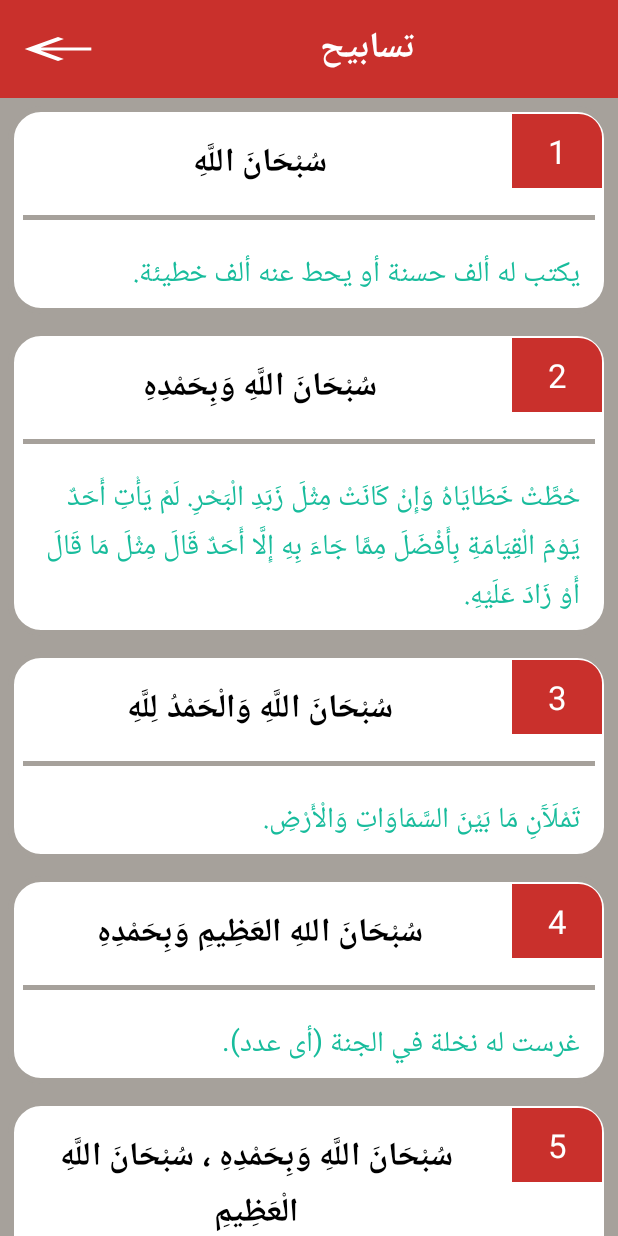
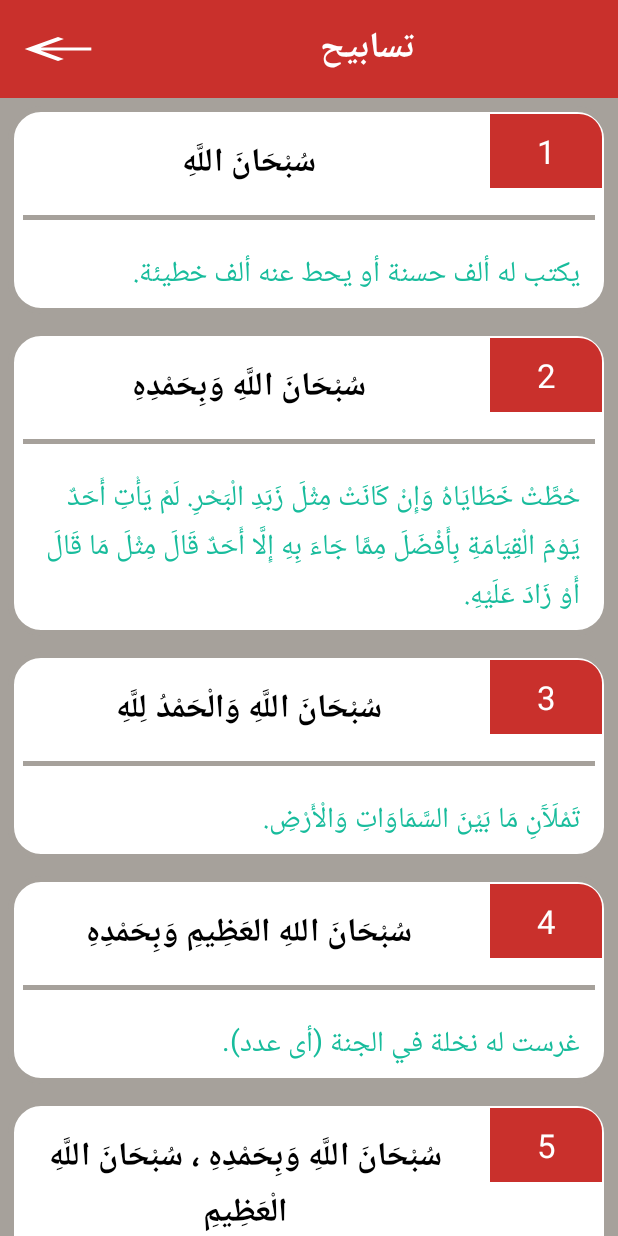
Before and after one commit to adelgahgouh/tasbih_app, an Android app: the List_tasbih screen opened directly, with no data from a screen before it, on a phone screen of 412 x 824 dp. Run offline under Robolectric (Android 15) with nearby library versions, the phone set to English and light mode, and no system bars.

Commit message:
update design ( rtl direction)

```diff
--- a/app/src/main/res/layout/activity_list_tasbih.xml
+++ b/app/src/main/res/layout/activity_list_tasbih.xml
@@ -5,6 +5,7 @@
     android:layout_width="match_parent"
     android:layout_height="match_parent"
     android:orientation="vertical"
+    tools:ignore="RtlCompat"
     tools:context=".List_tasbih">
     <LinearLayout
         android:background="@color/colorPrimaryDark"
@@ -24,6 +25,8 @@
         <TextView
             android:layout_weight="5"
             android:text="@string/list_tsbih"
+            android:gravity="center_horizontal"
+
             android:textAlignment="center"
             android:textStyle="bold"
             android:textSize="24sp"
--- a/app/src/main/res/layout/activity_select_item.xml
+++ b/app/src/main/res/layout/activity_select_item.xml
@@ -4,6 +4,7 @@
     xmlns:tools="http://schemas.android.com/tools"
     android:layout_width="match_parent"
     android:orientation="vertical"
+    tools:ignore="RtlCompat"
     android:layout_height="match_parent"
     tools:context=".select_item">
 <LinearLayout
@@ -15,6 +16,8 @@
         android:id="@+id/tv_title"
         android:text="@string/settings"
         android:textAlignment="center"
+        android:gravity="center_horizontal"
+
         android:textStyle="bold"
         android:textSize="24sp"
         android:textColor="@color/white"
--- a/app/src/main/res/layout/item_list_tasbih.xml
+++ b/app/src/main/res/layout/item_list_tasbih.xml
@@ -1,8 +1,9 @@
 <?xml version="1.0" encoding="utf-8"?>
-<LinearLayout
-    xmlns:android="http://schemas.android.com/apk/res/android"
+<LinearLayout xmlns:android="http://schemas.android.com/apk/res/android"
     android:layout_width="match_parent"
+    xmlns:tools="http://schemas.android.com/tools"
     android:background="@color/grey"
+    tools:ignore="RtlCompat"
     android:layout_height="wrap_content">
     <LinearLayout
         android:id="@+id/container_tasbih"
@@ -14,22 +15,12 @@
         <LinearLayout
             android:layout_width="match_parent"
             android:orientation="horizontal"
-            android:layoutDirection="rtl"
-            android:layout_height="wrap_content">
+            android:layout_height="match_parent">
+
             <TextView
-                android:background="@drawable/item_number"
-                android:padding="10dp"
-                android:gravity="center"
-                android:layout_width="60dp"
-                android:layout_margin="5dp"
-                android:textColor="@color/white"
-                android:textSize="22sp"
-                android:id="@+id/tv_item_number"
-                android:text="1"
-                android:layout_height="wrap_content"></TextView>
-            <TextView
+                android:layout_weight="4"
                 android:id="@+id/tv_item_title"
-                android:layout_width="match_parent"
+                android:layout_width="0dp"
                 android:paddingStart="10dp"
                 android:paddingEnd="10dp"
                 android:paddingTop="5dp"
@@ -39,6 +30,19 @@
                 android:textStyle="bold"
                 android:textAlignment="center"
                 android:text="@string/app_name"
+                android:layout_height="wrap_content"
+                android:gravity="center_horizontal"></TextView>
+            <TextView
+                android:layout_weight="1"
+                android:background="@drawable/item_number"
+                android:padding="10dp"
+                android:gravity="center"
+                android:layout_width="0dp"
+                android:layout_margin="5dp"
+                android:textColor="@color/white"
+                android:textSize="22sp"
+                android:id="@+id/tv_item_number"
+                android:text="1"
                 android:layout_height="wrap_content"></TextView>
 
         </LinearLayout>
```
Also changed, not shown: app/src/main/java/com/treecode/tassbih/MainActivity.java (+7 -0 lines), app/src/main/res/layout/activity_main.xml (+12 -9 lines), app/src/main/res/layout/activity_settings.xml (+56 -54 lines), app/src/main/res/layout/item_list.xml (+6 -3 lines).
